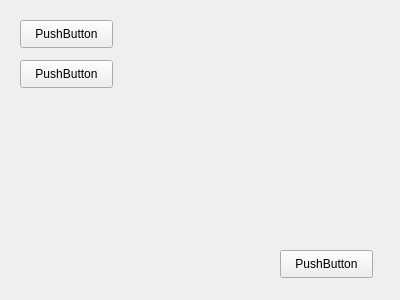
First picture: the form in src/GuiCore/mainfrom.ui, repository ctrlz-kid/QPractice, before the edit.
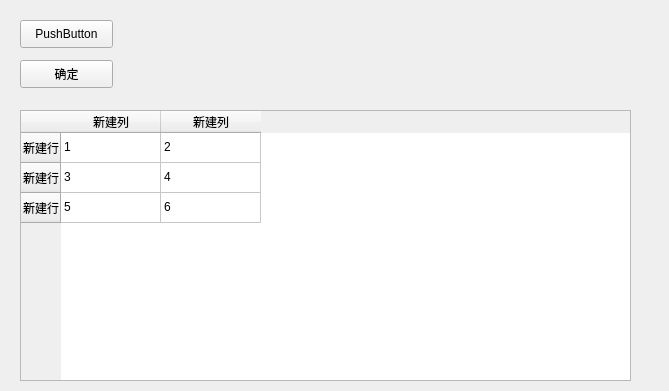
Second picture: the form after the edit.

Patch:
```diff
--- a/src/GuiCore/mainfrom.ui
+++ b/src/GuiCore/mainfrom.ui
@@ -6,8 +6,8 @@
    <rect>
     <x>0</x>
     <y>0</y>
-    <width>400</width>
-    <height>300</height>
+    <width>669</width>
+    <height>391</height>
    </rect>
   </property>
   <property name="windowTitle">
@@ -36,21 +36,82 @@
     </rect>
    </property>
    <property name="text">
-    <string>PushButton</string>
+    <string>确定</string>
    </property>
   </widget>
-  <widget class="QPushButton" name="pushButton_3">
+  <widget class="QTableWidget" name="tableWidget">
    <property name="geometry">
     <rect>
-     <x>280</x>
-     <y>250</y>
-     <width>93</width>
-     <height>28</height>
+     <x>20</x>
+     <y>110</y>
+     <width>611</width>
+     <height>271</height>
     </rect>
    </property>
-   <property name="text">
-    <string>PushButton</string>
+   <property name="editTriggers">
+    <set>QAbstractItemView::NoEditTriggers</set>
    </property>
+   <property name="selectionMode">
+    <enum>QAbstractItemView::SingleSelection</enum>
+   </property>
+   <property name="selectionBehavior">
+    <enum>QAbstractItemView::SelectRows</enum>
+   </property>
+   <row>
+    <property name="text">
+     <string>新建行</string>
+    </property>
+   </row>
+   <row>
+    <property name="text">
+     <string>新建行</string>
+    </property>
+   </row>
+   <row>
+    <property name="text">
+     <string>新建行</string>
+    </property>
+   </row>
+   <column>
+    <property name="text">
+     <string>新建列</string>
+    </property>
+   </column>
+   <column>
+    <property name="text">
+     <string>新建列</string>
+    </property>
+   </column>
+   <item row="0" column="0">
+    <property name="text">
+     <string>1</string>
+    </property>
+   </item>
+   <item row="0" column="1">
+    <property name="text">
+     <string>2</string>
+    </property>
+   </item>
+   <item row="1" column="0">
+    <property name="text">
+     <string>3</string>
+    </property>
+   </item>
+   <item row="1" column="1">
+    <property name="text">
+     <string>4</string>
+    </property>
+   </item>
+   <item row="2" column="0">
+    <property name="text">
+     <string>5</string>
+    </property>
+   </item>
+   <item row="2" column="1">
+    <property name="text">
+     <string>6</string>
+    </property>
+   </item>
   </widget>
  </widget>
  <resources/>
```
